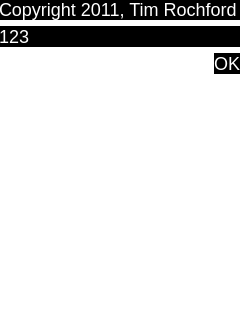
rochford/cutefootball, file aboutFrame.ui: the form before one commit.
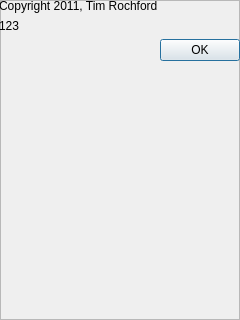
The form after the commit.

What changed in the file:
```diff
--- a/aboutFrame.ui
+++ b/aboutFrame.ui
@@ -14,35 +14,7 @@
    <string>Frame</string>
   </property>
   <property name="styleSheet">
-   <string notr="true">QFrame { background: transparent; border: none; } 
-
-QPushButton, QCheckbox {
-   border: none; 
-	color: white; 
-	background-color: black; 
-	font: bold large &quot;Rockwell Extra Bold&quot;; 
-	font-size: 18px; 
-}
-
-QPushButton:pressed {
-		color: gold; 
-}
-QPushButton:hover {
-		color: gold; 
-}
-QDialog {
-	color: white; 
-	background-color: &quot;#677B09&quot;; 
-	font: bold large &quot;Rockwell Extra Bold&quot;; 
-	font-size: 18px; 
-}
-
-QSpinBox, QLabel {
-	color: white; 
-	background-color: black; 
-	font: bold large &quot;Rockwell Extra Bold&quot;; 
-	font-size: 18px; 
-}</string>
+   <string notr="true"/>
   </property>
   <property name="frameShape">
    <enum>QFrame::StyledPanel</enum>
@@ -89,35 +61,7 @@
     <item>
      <widget class="QDialogButtonBox" name="buttonBox">
       <property name="styleSheet">
-       <string notr="true">QFrame { background: transparent; border: none; } 
-
-QPushButton, QCheckbox {
-   border: none; 
-	color: white; 
-	background-color: black; 
-	font: bold large &quot;Rockwell Extra Bold&quot;; 
-	font-size: 18px; 
-}
-
-QPushButton:pressed {
-		color: gold; 
-}
-QPushButton:hover {
-		color: gold; 
-}
-QDialog {
-	color: white; 
-	background-color: &quot;#677B09&quot;; 
-	font: bold large &quot;Rockwell Extra Bold&quot;; 
-	font-size: 18px; 
-}
-
-QSpinBox, QLabel {
-	color: white; 
-	background-color: black; 
-	font: bold large &quot;Rockwell Extra Bold&quot;; 
-	font-size: 18px; 
-}</string>
+       <string notr="true"/>
       </property>
       <property name="orientation">
        <enum>Qt::Horizontal</enum>
```
